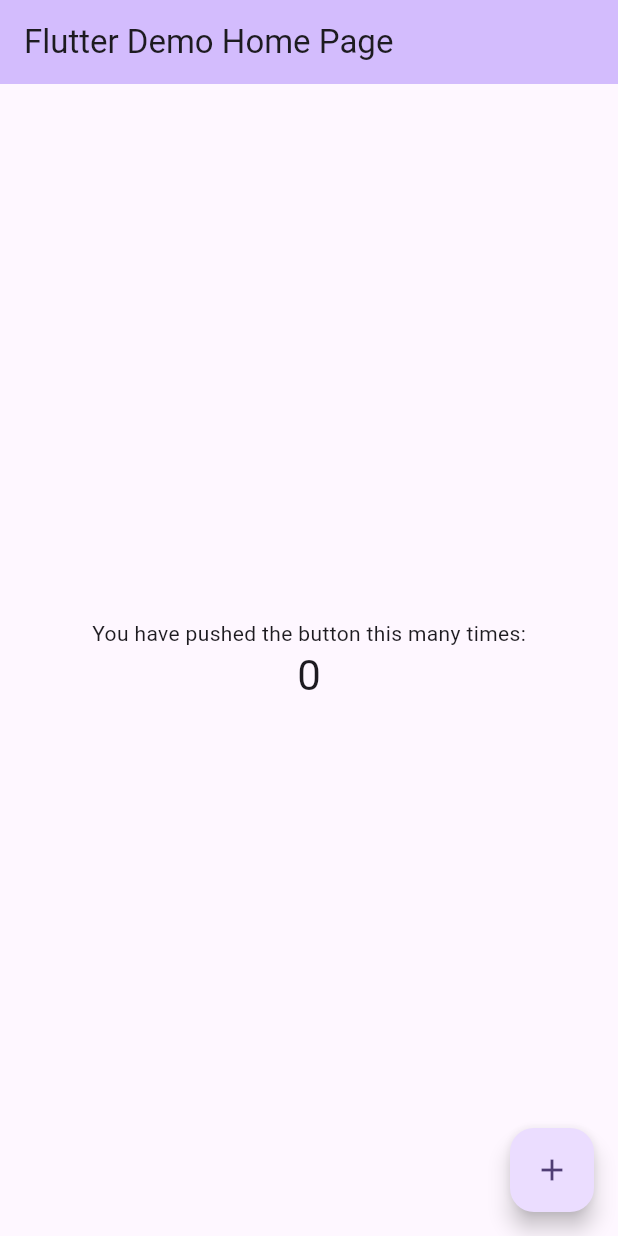
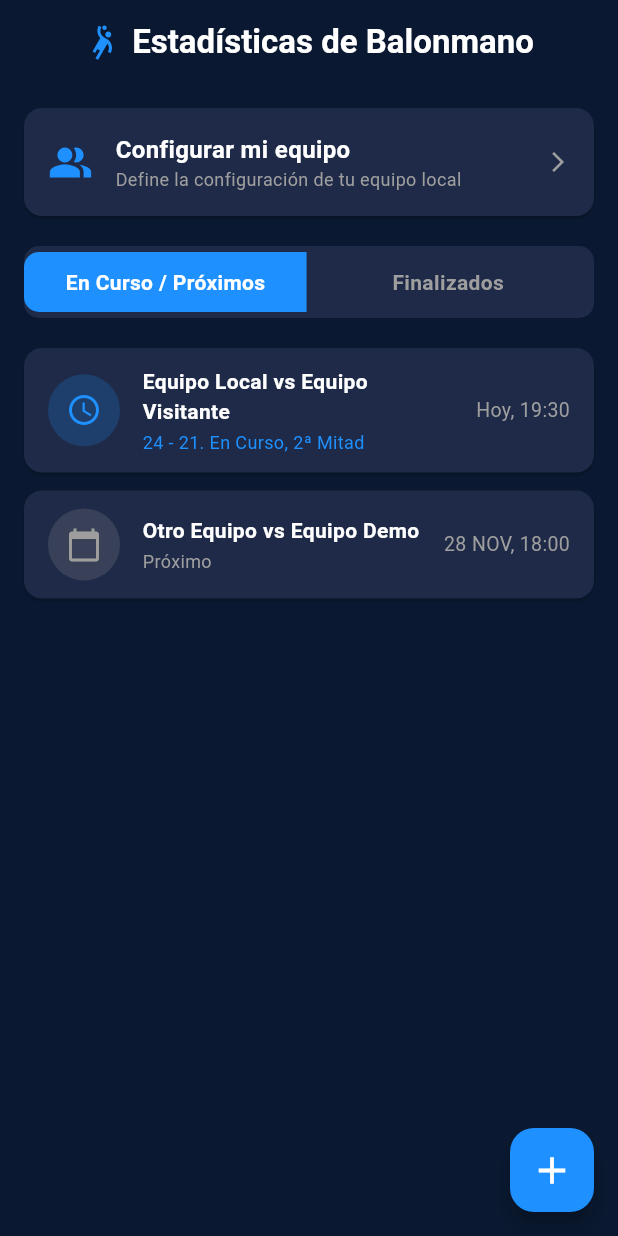
Before and after one commit to DidacTalens/courtsight, a Flutter app: the screen it shows after launch, on a phone screen of 412 x 824 dp. Run offline on Flutter 3.47's test engine with Material 3 defaults, Android fonts, the light colour scheme and no system bars; our stand-ins replace bloc, equatable.

Commit message:
Add: Completed US006

```diff
--- a/courtsight_app/lib/main.dart
+++ b/courtsight_app/lib/main.dart
@@ -1,4 +1,6 @@
 import 'package:flutter/material.dart';
+import 'package:courtsight/screens/dashboard_screen.dart';
+import 'package:courtsight/screens/setup_screen.dart';
 
 void main() {
   runApp(const MyApp());
@@ -30,7 +32,10 @@
         // tested with just a hot reload.
         colorScheme: ColorScheme.fromSeed(seedColor: Colors.deepPurple),
       ),
-      home: const MyHomePage(title: 'Flutter Demo Home Page'),
+      routes: {
+        DashboardScreen.setupRoute: (context) => const SetupScreen(),
+      },
+      home: const DashboardScreen(),
     );
   }
 }
--- a/courtsight_app/lib/screens/dashboard_screen.dart
+++ b/courtsight_app/lib/screens/dashboard_screen.dart
@@ -1,27 +1,150 @@
+import 'package:courtsight/widgets/dashboard/config_team_card_dashboard_widget.dart';
+import 'package:courtsight/widgets/dashboard/match_list_dashboard_widget.dart';
+import 'package:courtsight/widgets/dashboard/match_title_dashboard_widget.dart';
+import 'package:courtsight/widgets/dashboard/segmented_control_dashboard_widget.dart';
 import 'package:flutter/material.dart';
 
 class DashboardScreen extends StatelessWidget {
-  const DashboardScreen({super.key});
+  const DashboardScreen({
+    super.key,
+    this.onNavigateToSetup,
+  });
 
   static const String setupRoute = '/setup';
 
-  void _irAPreparacion(BuildContext context) {
-    Navigator.of(context).pushNamed(setupRoute);
+  final void Function(String route)? onNavigateToSetup;
+
+  @override
+  Widget build(BuildContext context) {
+    return DashboardView(
+      onNavigateToSetup: onNavigateToSetup,
+    );
+  }
+}
+
+// --- Datos de demostración para la Dashboard ---
+
+final List<DashboardMatch> _partidos = List<DashboardMatch>.from(demoDashboardMatches);
+
+// --- WIDGET PRINCIPAL: DashboardView ---
+
+class DashboardView extends StatefulWidget {
+  const DashboardView({
+    super.key,
+    this.onNavigateToSetup,
+  });
+
+  final void Function(String route)? onNavigateToSetup;
+
+  @override
+  State<DashboardView> createState() => _DashboardViewState();
+}
+
+class _DashboardViewState extends State<DashboardView> {
+  // 0: En Curso/Próximos, 1: Finalizados
+  int _filtroSeleccionado = 0;
+
+  void _irAPreparacion() {
+    final callback = widget.onNavigateToSetup;
+    if (callback != null) {
+      callback(DashboardScreen.setupRoute);
+    } else {
+      Navigator.of(context).pushNamed(DashboardScreen.setupRoute);
+    }
+  }
+
+  List<DashboardMatch> get _partidosFiltrados {
+    if (_filtroSeleccionado == 0) {
+      return _partidos.where((p) => p.estado != DashboardMatchEstado.finalizado).toList();
+    }
+    return _partidos.where((p) => p.estado == DashboardMatchEstado.finalizado).toList();
   }
 
   @override
   Widget build(BuildContext context) {
+    // Definición de colores oscuros para replicar el diseño
+    const Color primaryDark = Color(0xFF0A1931); // Fondo principal
+    const Color cardColor = Color(0xFF1E2A47); // Fondo de tarjetas/elementos
+    const Color accentColor = Color(0xFF1E90FF); // Azul claro para acentos
+
+    final partidosFiltrados = _partidosFiltrados;
+
     return Scaffold(
+      backgroundColor: primaryDark,
       appBar: AppBar(
-        title: const Text('CourtSight'),
+        backgroundColor: primaryDark,
+        elevation: 0,
+        centerTitle: true,
+        title: const Row(
+          mainAxisSize: MainAxisSize.min,
+          children: [
+            Icon(Icons.sports_handball, color: accentColor),
+            SizedBox(width: 8),
+            Text('Estadísticas de Balonmano', style: TextStyle(color: Colors.white, fontWeight: FontWeight.w600)),
+          ],
+        ),
       ),
-      body: const Center(
-        child: Text('Contenido del dashboard pendiente'),
+
+      // BOTÓN DE ACCIÓN FLOTANTE (FAB)
+      floatingActionButton: FloatingActionButton(
+        key: const Key('dashboard-fab'),
+        onPressed: _irAPreparacion,
+        backgroundColor: accentColor,
+        child: const Icon(Icons.add, color: Colors.white, size: 30),
       ),
-      floatingActionButton: FloatingActionButton(
-        onPressed: () => _irAPreparacion(context),
-        child: const Icon(Icons.add),
+
+      body: SingleChildScrollView(
+        padding: const EdgeInsets.all(16.0),
+        child: Column(
+          crossAxisAlignment: CrossAxisAlignment.stretch,
+          children: [
+            // 1. TARJETA DE CONFIGURACIÓN DEL EQUIPO
+            _buildConfigTeamCard(cardColor, accentColor, context),
+            const SizedBox(height: 20),
+
+            // 2. CONTROL DE SEGMENTACIÓN (ToggleButtons para simular)
+            _buildSegmentedControl(cardColor, accentColor),
+            const SizedBox(height: 20),
+
+            // 3. LISTADO DE PARTIDOS
+            _buildMatchList(partidosFiltrados, cardColor, accentColor, context),
+          ],
+        ),
       ),
     );
   }
+
+  Widget _buildConfigTeamCard(Color cardColor, Color accentColor, BuildContext context) {
+    return DashboardConfigTeamCard(
+      cardColor: cardColor,
+      accentColor: accentColor,
+      onTap: _irAPreparacion,
+    );
+  }
+
+  Widget _buildSegmentedControl(Color cardColor, Color accentColor) {
+    return DashboardSegmentedControl(
+      selectedIndex: _filtroSeleccionado,
+      onSelected: (index) {
+        setState(() {
+          _filtroSeleccionado = index;
+        });
+      },
+      cardColor: cardColor,
+      accentColor: accentColor,
+    );
+  }
+
+  Widget _buildMatchList(
+    List<DashboardMatch> partidos,
+    Color cardColor,
+    Color accentColor,
+    BuildContext context,
+  ) {
+    return DashboardMatchList(
+      partidos: partidos,
+      cardColor: cardColor,
+      accentColor: accentColor,
+    );
+  }
 }
--- /dev/null
+++ b/courtsight_app/lib/widgets/dashboard/config_team_card_dashboard_widget.dart
@@ -0,0 +1,60 @@
+import 'package:flutter/material.dart';
+
+class DashboardConfigTeamCard extends StatelessWidget {
+  const DashboardConfigTeamCard({
+    super.key,
+    required this.cardColor,
+    required this.accentColor,
+    this.onTap,
+  });
+
+  final Color cardColor;
+  final Color accentColor;
+  final VoidCallback? onTap;
+
+  @override
+  Widget build(BuildContext context) {
+    return Card(
+      color: cardColor,
+      shape: RoundedRectangleBorder(borderRadius: BorderRadius.circular(12)),
+      margin: EdgeInsets.zero,
+      child: InkWell(
+        onTap: onTap ?? _defaultOnTap,
+        borderRadius: BorderRadius.circular(12),
+        child: Padding(
+          padding: const EdgeInsets.symmetric(vertical: 16, horizontal: 16),
+          child: Row(
+            children: [
+              Icon(Icons.people_alt, color: accentColor, size: 30),
+              const SizedBox(width: 15),
+              const Column(
+                crossAxisAlignment: CrossAxisAlignment.start,
+                children: [
+                  Text(
+                    'Configurar mi equipo',
+                    style: TextStyle(
+                      color: Colors.white,
+                      fontSize: 16,
+                      fontWeight: FontWeight.bold,
+                    ),
+                  ),
+                  Text(
+                    'Define la configuración de tu equipo local',
+                    style: TextStyle(color: Colors.grey, fontSize: 12),
+                  ),
+                ],
+              ),
+              const Spacer(),
+              const Icon(Icons.arrow_forward_ios, color: Colors.grey, size: 16),
+            ],
+          ),
+        ),
+      ),
+    );
+  }
+
+  void _defaultOnTap() {
+    // TODO: Implementar navegación a la edición del Equipo Local
+    debugPrint('Navegar a Editar Equipo Local');
+  }
+}
--- /dev/null
+++ b/courtsight_app/lib/widgets/dashboard/match_list_dashboard_widget.dart
@@ -0,0 +1,39 @@
+import 'package:flutter/material.dart';
+
+import 'match_title_dashboard_widget.dart';
+
+class DashboardMatchList extends StatelessWidget {
+  const DashboardMatchList({
+    super.key,
+    required this.partidos,
+    required this.cardColor,
+    required this.accentColor,
+  });
+
+  final List<DashboardMatch> partidos;
+  final Color cardColor;
+  final Color accentColor;
+
+  @override
+  Widget build(BuildContext context) {
+    if (partidos.isEmpty) {
+      return const Text(
+        'No hay partidos disponibles.',
+        style: TextStyle(color: Colors.white70),
+        textAlign: TextAlign.center,
+      );
+    }
+
+    return Column(
+      children: List.generate(
+        partidos.length,
+        (index) => DashboardMatchTile(
+          partido: partidos[index],
+          index: index,
+          cardColor: cardColor,
+          accentColor: accentColor,
+        ),
+      ),
+    );
+  }
+}
--- /dev/null
+++ b/courtsight_app/lib/widgets/dashboard/match_title_dashboard_widget.dart
@@ -0,0 +1,172 @@
+import 'package:flutter/material.dart';
+
+enum DashboardMatchEstado { enCurso, proximo, finalizado }
+
+class DashboardMatch {
+  const DashboardMatch({
+    required this.id,
+    required this.nombreLocal,
+    required this.nombreVisitante,
+    required this.marcador,
+    required this.estado,
+    required this.fechaHora,
+  });
+
+  final String id;
+  final String nombreLocal;
+  final String nombreVisitante;
+  final String marcador;
+  final DashboardMatchEstado estado;
+  final String fechaHora;
+}
+
+const List<DashboardMatch> demoDashboardMatches = [
+  DashboardMatch(
+    id: 'p001',
+    nombreLocal: 'Equipo Local',
+    nombreVisitante: 'Equipo Visitante',
+    marcador: '24 - 21. En Curso, 2ª Mitad',
+    estado: DashboardMatchEstado.enCurso,
+    fechaHora: 'Hoy, 19:30',
+  ),
+  DashboardMatch(
+    id: 'p002',
+    nombreLocal: 'Otro Equipo',
+    nombreVisitante: 'Equipo Demo',
+    marcador: '',
+    estado: DashboardMatchEstado.proximo,
+    fechaHora: '28 NOV, 18:00',
+  ),
+  DashboardMatch(
+    id: 'p003',
+    nombreLocal: 'Equipo Casa',
+    nombreVisitante: 'Visitante Fuerte',
+    marcador: '18 - 22',
+    estado: DashboardMatchEstado.finalizado,
+    fechaHora: 'Ayer, 20:00',
+  ),
+  DashboardMatch(
+    id: 'p004',
+    nombreLocal: 'Club B',
+    nombreVisitante: 'Club A',
+    marcador: '30 - 25',
+    estado: DashboardMatchEstado.finalizado,
+    fechaHora: '1 NOV, 19:00',
+  ),
+];
+
+class DashboardMatchTile extends StatelessWidget {
+  const DashboardMatchTile({
+    super.key,
+    required this.partido,
+    required this.index,
+    required this.cardColor,
+    required this.accentColor,
+  });
+
+  final DashboardMatch partido;
+  final int index;
+  final Color cardColor;
+  final Color accentColor;
+
+  @override
+  Widget build(BuildContext context) {
+    final status = _statusData(partido.estado);
+    final detalle = partido.marcador.isNotEmpty ? partido.marcador : status.detalleFallback;
+
+    return Card(
+      key: Key('match-card-$index'),
+      color: cardColor,
+      margin: const EdgeInsets.only(bottom: 12.0),
+      shape: RoundedRectangleBorder(borderRadius: BorderRadius.circular(12)),
+      child: InkWell(
+        onTap: () {
+          // TODO: Implementar navegación a SetupView o MatchView
+          debugPrint('Abrir partido: ${partido.nombreLocal} vs ${partido.nombreVisitante}');
+        },
+        borderRadius: BorderRadius.circular(12),
+        child: Padding(
+          padding: const EdgeInsets.symmetric(vertical: 12.0, horizontal: 16.0),
+          child: Row(
+            children: [
+              Container(
+                key: Key('match-card-$index-status-icon'),
+                width: 48,
+                height: 48,
+                decoration: BoxDecoration(
+                  color: status.color.withValues(alpha: 0.2),
+                  shape: BoxShape.circle,
+                ),
+                child: Icon(status.icon, color: status.color),
+              ),
+              const SizedBox(width: 15),
+              Expanded(
+                child: Column(
+                  crossAxisAlignment: CrossAxisAlignment.start,
+                  children: [
+                    Text(
+                      '${partido.nombreLocal} vs ${partido.nombreVisitante}',
+                      key: Key('match-card-$index-title'),
+                      style: const TextStyle(color: Colors.white, fontWeight: FontWeight.w600),
+                    ),
+                    const SizedBox(height: 2),
+                    Text(
+                      detalle,
+                      key: Key('match-card-$index-details'),
+                      style: TextStyle(color: status.color, fontSize: 12),
+                    ),
+                  ],
+                ),
+              ),
+              const SizedBox(width: 10),
+              Text(partido.fechaHora, style: const TextStyle(color: Colors.grey, fontSize: 13)),
+              if (partido.estado == DashboardMatchEstado.finalizado)
+                IconButton(
+                  icon: const Icon(Icons.file_download, color: Colors.grey),
+                  onPressed: () {
+                    // TODO: Implementar lógica de descarga de PDF
+                    debugPrint('Descargar estadísticas de ${partido.id}');
+                  },
+                ),
+            ],
+          ),
+        ),
+      ),
+    );
+  }
+
+  _DashboardMatchStatus _statusData(DashboardMatchEstado estado) {
+    switch (estado) {
+      case DashboardMatchEstado.enCurso:
+        return _DashboardMatchStatus(
+          icon: Icons.access_time,
+          color: accentColor,
+          detalleFallback: 'En curso',
+        );
+      case DashboardMatchEstado.proximo:
+        return const _DashboardMatchStatus(
+          icon: Icons.calendar_today,
+          color: Colors.grey,
+          detalleFallback: 'Próximo',
+        );
+      case DashboardMatchEstado.finalizado:
+        return const _DashboardMatchStatus(
+          icon: Icons.check_circle,
+          color: Colors.green,
+          detalleFallback: 'Finalizado',
+        );
+    }
+  }
+}
+
+class _DashboardMatchStatus {
+  const _DashboardMatchStatus({
+    required this.icon,
+    required this.color,
+    required this.detalleFallback,
+  });
+
+  final IconData icon;
+  final Color color;
+  final String detalleFallback;
+}
--- /dev/null
+++ b/courtsight_app/lib/widgets/dashboard/segmented_control_dashboard_widget.dart
@@ -0,0 +1,45 @@
+import 'package:flutter/material.dart';
+
+class DashboardSegmentedControl extends StatelessWidget {
+  const DashboardSegmentedControl({
+    super.key,
+    required this.selectedIndex,
+    required this.onSelected,
+    required this.cardColor,
+    required this.accentColor,
+  });
+
+  final int selectedIndex;
+  final ValueChanged<int> onSelected;
+  final Color cardColor;
+  final Color accentColor;
+
+  @override
+  Widget build(BuildContext context) {
+    final double toggleWidth = (MediaQuery.of(context).size.width - 32) / 2 - 1.5;
+
+    return Container(
+      decoration: BoxDecoration(
+        color: cardColor,
+        borderRadius: BorderRadius.circular(10.0),
+      ),
+      child: ToggleButtons(
+        isSelected: [selectedIndex == 0, selectedIndex == 1],
+        onPressed: onSelected,
+        color: Colors.grey,
+        selectedColor: Colors.white,
+        fillColor: accentColor,
+        splashColor: accentColor.withValues(alpha: 0.3),
+        borderRadius: BorderRadius.circular(10.0),
+        borderWidth: 0,
+        borderColor: Colors.transparent,
+        selectedBorderColor: Colors.transparent,
+        constraints: BoxConstraints.tightFor(width: toggleWidth, height: 40),
+        children: const [
+          Text('En Curso / Próximos', style: TextStyle(fontWeight: FontWeight.w600)),
+          Text('Finalizados', style: TextStyle(fontWeight: FontWeight.w600)),
+        ],
+      ),
+    );
+  }
+}
--- a/courtsight_app/lib/widgets/match/marcador_widget.dart
+++ b/courtsight_app/lib/widgets/match/marcador_widget.dart
@@ -18,7 +18,7 @@ class MarcadorWidget extends StatelessWidget {
         borderRadius: BorderRadius.circular(12),
         boxShadow: [
           BoxShadow(
-            color: Colors.black.withOpacity(0.1),
+            color: Colors.black.withValues(alpha: 0.1),
             blurRadius: 4,
             offset: const Offset(0, 2),
           ),
--- a/courtsight_app/lib/widgets/match/parciales_widget.dart
+++ b/courtsight_app/lib/widgets/match/parciales_widget.dart
@@ -18,7 +18,7 @@ class ParcialesWidget extends StatelessWidget {
         borderRadius: BorderRadius.circular(12),
         boxShadow: [
           BoxShadow(
-            color: Colors.black.withOpacity(0.1),
+            color: Colors.black.withValues(alpha: 0.1),
             blurRadius: 4,
             offset: const Offset(0, 2),
           ),
```
Also changed, not shown: 3 other files.
